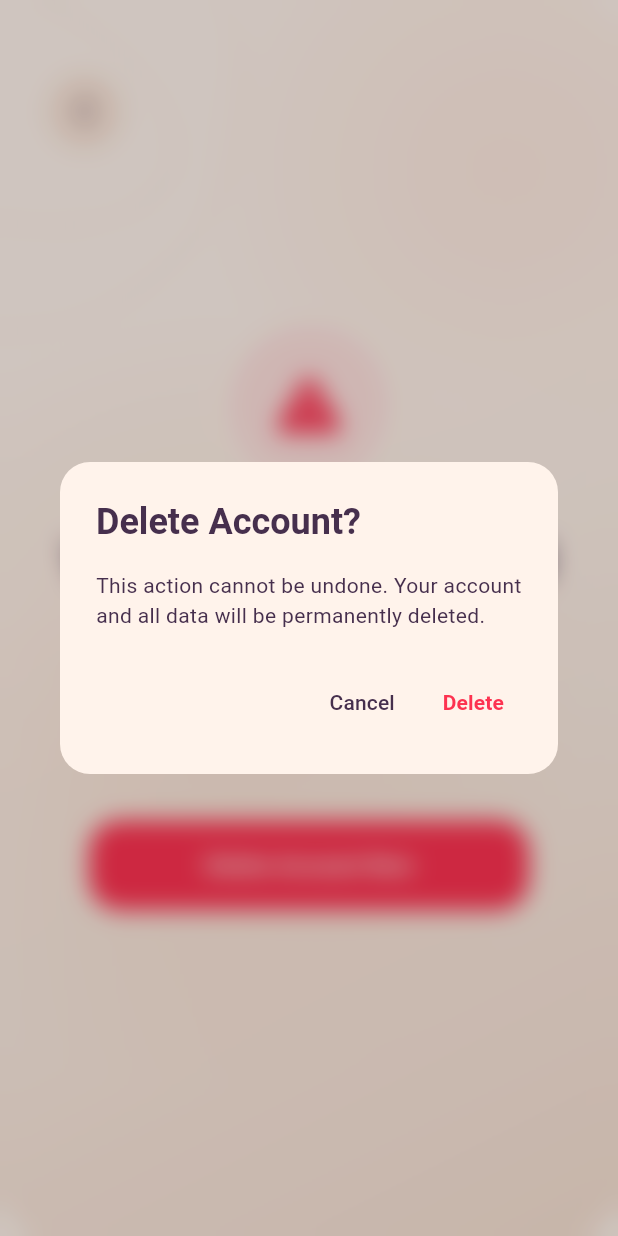
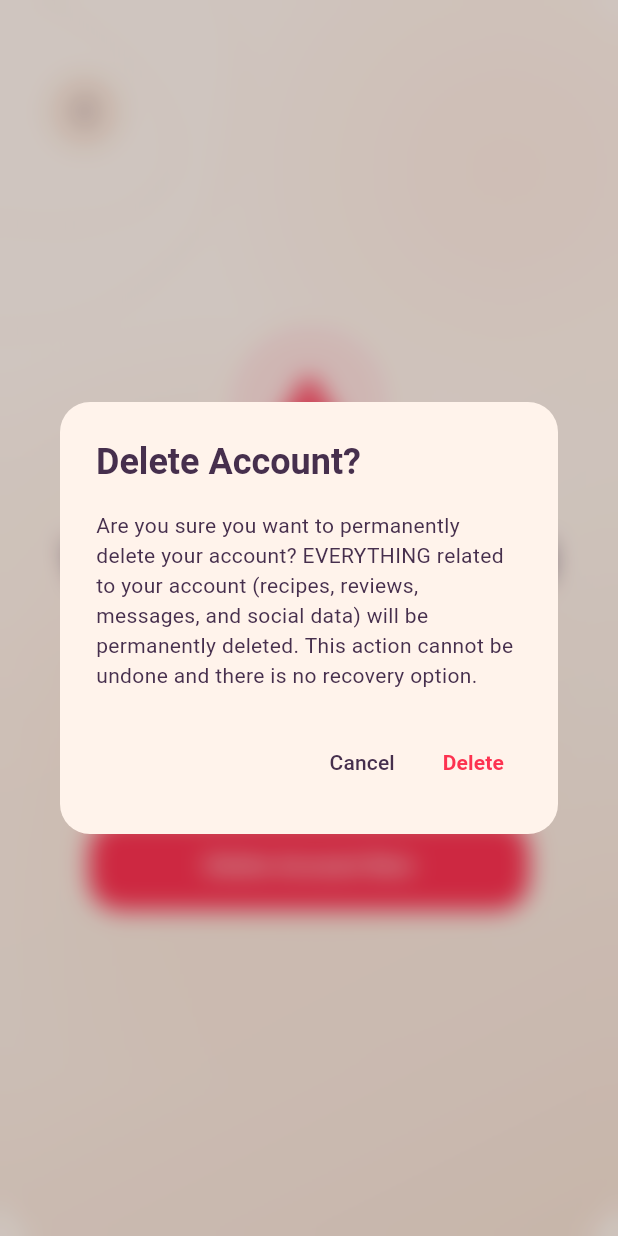
Before and after one commit to tehrimm/Hidden-Pantry, a Flutter app: the NutritionistRejectedScreen screen opened directly with empty values, after a tap on "Delete Account Now", on a phone screen of 412 x 824 dp. Run offline on Flutter 3.47's test engine with Material 3 defaults, Android fonts, the phone set to English and light mode, and no system bars; our stand-ins replace audioplayers, camera, cloud_firestore, cloud_functions, country_code_picker, file_picker and 15 more; missing offline and left inert: add_2_calendar, encrypt, firebase_app_check, pointycastle, tflite_flutter; accounts and stored records are empty; Roboto replaces fonts that are missing (Satoshi).

Commit message:
feat: implement user profile screen with account management and navigation features

```diff
--- a/lib/features/auth/screens/nutritionist_rejected_screen.dart
+++ b/lib/features/auth/screens/nutritionist_rejected_screen.dart
@@ -69,7 +69,7 @@ class _NutritionistRejectedScreenState extends State<NutritionistRejectedScreen>
           ),
         ),
         content: Text(
-          "This action cannot be undone. Your account and all data will be permanently deleted.",
+          "Are you sure you want to permanently delete your account? EVERYTHING related to your account (recipes, reviews, messages, and social data) will be permanently deleted. This action cannot be undone and there is no recovery option.",
           style: TextStyle(
             color: purple,
             fontFamily: "Satoshi",
--- a/lib/features/nutritionist/screens/nutritionist_settings.dart
+++ b/lib/features/nutritionist/screens/nutritionist_settings.dart
@@ -108,7 +108,7 @@ class _NutritionistSettingsScreenState extends State<NutritionistSettingsScreen>
           ),
         ),
         content: const Text(
-          'Are you sure you want to permanently delete your account? This action cannot be undone and all your data will be lost.',
+          'Are you sure you want to permanently delete your account? EVERYTHING related to your account (recipes, reviews, messages, and social data) will be permanently deleted. This action cannot be undone and there is no recovery option.',
           style: TextStyle(fontFamily: 'Satoshi', color: Color(0xFF462F4D)),
         ),
         actions: [
--- a/lib/features/onboarding/screens/loading_five.dart
+++ b/lib/features/onboarding/screens/loading_five.dart
@@ -107,7 +107,7 @@ class _LoadingFiveState extends State<LoadingFive> {
                         child: Text(
                           '?',
                           style: TextStyle(
-                            color: const Color(0xFFF9E3D5),
+                            color: const Color(0xFF462F4D),
                             fontSize: 20.sp,
                             fontFamily: 'Satoshi',
                             fontWeight: FontWeight.w700,
--- a/lib/features/user/screens/user_profile.dart
+++ b/lib/features/user/screens/user_profile.dart
@@ -162,7 +162,7 @@ class _UserProfileScreenState extends State<UserProfileScreen> {
           ),
         ),
         content: const Text(
-          'Are you sure you want to permanently delete your account? This action cannot be undone and all your data will be lost.',
+          'Are you sure you want to permanently delete your account? EVERYTHING related to your account (recipes, reviews, messages, and social data) will be permanently deleted. This action cannot be undone and there is no recovery option.',
           style: TextStyle(fontFamily: 'Satoshi', color: Color(0xFF462F4D)),
         ),
         actions: [
--- a/lib/features/user/services/user_service.dart
+++ b/lib/features/user/services/user_service.dart
@@ -52,8 +52,6 @@ class UserService {
     if (photoUrl != null) user.updatePhotoURL(photoUrl).catchError((_) {});
     user.reload().catchError((_) {});
   }
-
-
 
   Future<void> updateProfile({
     String? fullName,
@@ -170,9 +168,9 @@ class UserService {
     if (user == null) throw Exception("No authenticated user found.");
     final uid = user.uid;
 
-    try { await _firestore.collection("users").doc(uid).delete(); } catch(e){} /*
     final firestore = _firestore;
     final storage = _storage;
+    final userRef = firestore.collection("users").doc(uid);
 
     // 1. Delete user-created recipes and their images
     final recipesSnap = await firestore
@@ -226,7 +224,7 @@ class UserService {
       await doc.reference.delete();
     }
 
-    // NEW: Remove likes from others' tips
+    // 3. Remove likes from others' tips
     try {
       final likedTipsSnap = await firestore.collectionGroup('tips').where('likedBy', arrayContains: uid).get();
       for (var doc in likedTipsSnap.docs) {
@@ -239,7 +237,7 @@ class UserService {
       print("[UserService] Error cleaning up likes: $e");
     }
 
-    // NEW: Delete comments made by user
+    // 4. Delete comments made by user
     try {
       final commentsSnap = await firestore.collectionGroup('comments').where('userId', isEqualTo: uid).get();
       for (var doc in commentsSnap.docs) {
@@ -253,7 +251,7 @@ class UserService {
       print("[UserService] Error cleaning up comments: $e");
     }
 
-    // 3. Delete nutritionist profile and subcollections (if exists)
+    // 5. Delete nutritionist profile and subcollections (if exists)
     final nutrRef = firestore.collection('nutritionists').doc(uid);
     final nutrDoc = await nutrRef.get();
     if (nutrDoc.exists) {
@@ -292,10 +290,7 @@ class UserService {
       await nutrRef.delete();
     }
 
-    // 4. Delete user profile and its subcollections
-    final userRef = _users.doc(uid);
-
-    // NEW: Cleanup social network counts and docs on targets
+    // 6. Cleanup social network (followers/following)
     try {
       final followingSnap = await userRef.collection('following').get();
       for (var doc in followingSnap.docs) {
@@ -314,7 +309,7 @@ class UserService {
       print("[UserService] Error cleaning up social network: $e");
     }
 
-    // Delete internal subcollections
+    // 7. Delete internal subcollections
     final userSubColls = ['payment_methods', 'cookbooks', 'likes', 'following', 'followers', 'saved_meal_plans', 'notifications'];
     for (var coll in userSubColls) {
       final snap = await userRef.collection(coll).get();
@@ -323,7 +318,7 @@ class UserService {
       }
     }
 
-    // NEW: Delete top-level subscriptions
+    // 8. Delete top-level subscriptions
     try {
       final subsSnap = await firestore.collection('subscriptions').where('userId', isEqualTo: uid).get();
       for (var doc in subsSnap.docs) await doc.reference.delete();
@@ -331,7 +326,7 @@ class UserService {
       print("[UserService] Error deleting subscriptions: $e");
     }
 
-    // NEW: Delete Chats and messages
+    // 9. Delete Chats and messages
     try {
       final chatsSnap = await firestore.collection('chats').where('participants', arrayContains: uid).get();
       for (var chatDoc in chatsSnap.docs) {
@@ -345,18 +340,17 @@ class UserService {
       print("[UserService] Error deleting chats: $e");
     }
 
-    // Delete profile picture if exists
+    // 10. Delete profile picture if exists
     try {
       await storage.ref().child('profile_pictures/$uid').delete();
     } catch (e) {
       print("[UserService] No profile picture to delete: $e");
     }
 
-    // Finally delete user doc
-    // await userRef.delete();
-    */
+    // 11. Finally delete user doc
+    await userRef.delete();
 
-    // 5. Delete from Firebase Auth
+    // 12. Delete from Firebase Auth
     await user.delete();
   }
 }
```
Also changed, not shown: 1 other file.
